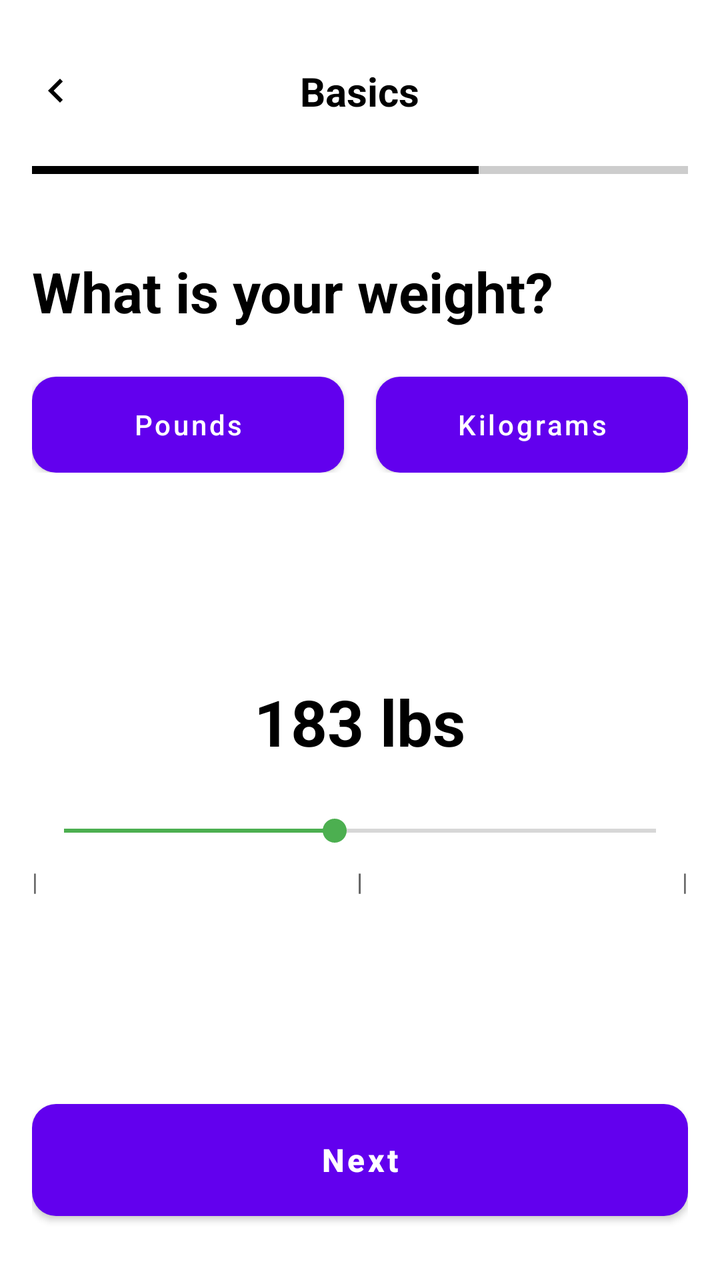
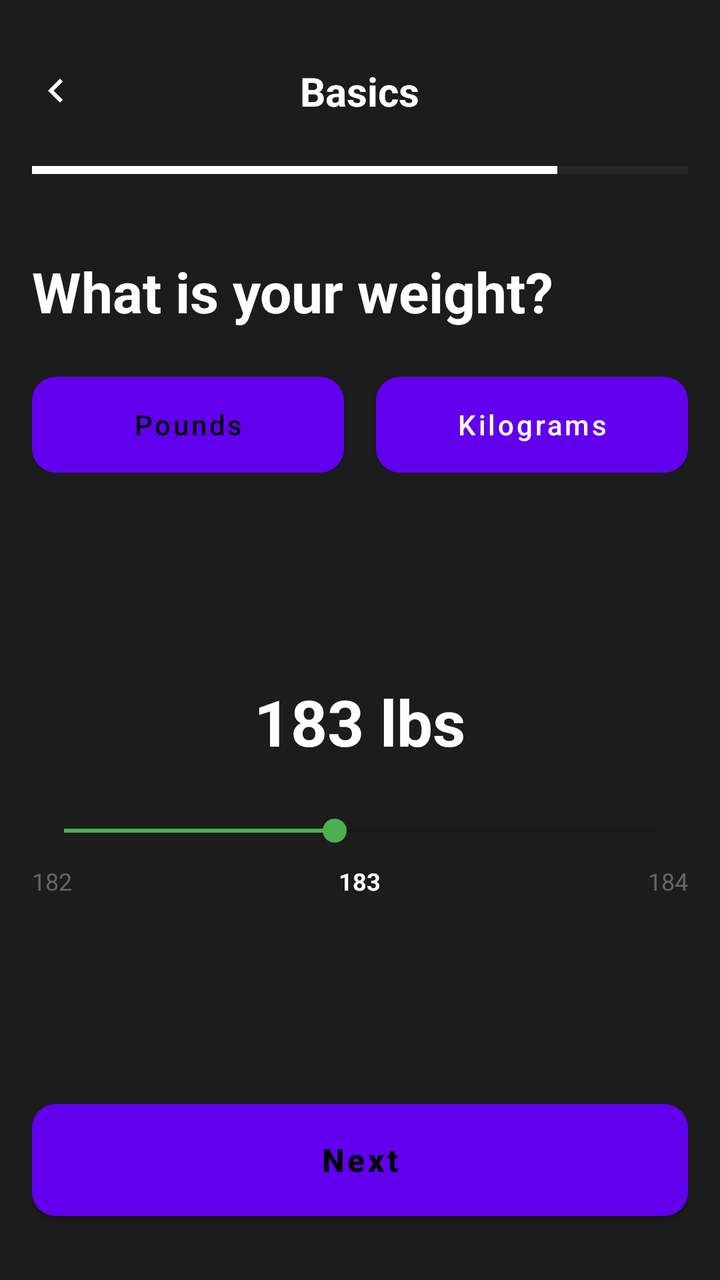

Two renders of the same Android screen: before a commit and after it. Below are the layout's source before the change and the commit's diff.
<!-- AndroidManifest.xml: application theme Theme.fitbite -->
<!-- res/layout/activity_basics_weight.xml -->
<?xml version="1.0" encoding="utf-8"?>
<LinearLayout xmlns:android="http://schemas.android.com/apk/res/android"
    xmlns:app="http://schemas.android.com/apk/res-auto"
    android:layout_width="match_parent"
    android:layout_height="match_parent"
    android:orientation="vertical"
    android:background="@color/backgroundPrimary"
    android:padding="16dp">

    <RelativeLayout
        android:layout_width="match_parent"
        android:layout_height="wrap_content"
        android:paddingVertical="16dp">

        <ImageView
            android:id="@+id/btnBack"
            android:layout_width="24dp"
            android:layout_height="24dp"
            android:layout_alignParentStart="true"
            android:layout_centerVertical="true"
            android:src="@drawable/ic_back_arrow"
	    app:tint="@color/textPrimary"
            android:contentDescription="Back" />

        <TextView
            android:layout_width="wrap_content"
            android:layout_height="wrap_content"
            android:layout_centerInParent="true"
            android:text="Basics"
            android:textColor="@color/textPrimary"
            android:textSize="20sp"
            android:textStyle="bold" />
    </RelativeLayout>

    <ProgressBar
        android:id="@+id/progressBar"
        style="?android:attr/progressBarStyleHorizontal"
        android:layout_width="match_parent"
        android:layout_height="4dp"
        android:layout_marginTop="8dp"
        android:progress="68"
        android:progressTint="@color/textPrimary"
        android:progressBackgroundTint="#404040" />

    <TextView
        android:layout_width="wrap_content"
        android:layout_height="wrap_content"
        android:layout_marginTop="40dp"
        android:text="What is your weight?"
        android:textColor="@color/textPrimary"
        android:textSize="28sp"
        android:textStyle="bold" />

    <LinearLayout
        android:layout_width="match_parent"
        android:layout_height="wrap_content"
        android:layout_marginTop="24dp"
        android:orientation="horizontal"
        android:gravity="center">

        <Button
            android:id="@+id/btnPounds"
            android:layout_width="0dp"
            android:layout_height="48dp"
            android:layout_weight="1"
            android:layout_marginEnd="8dp"
            android:background="@drawable/button_enabled_background"
            android:text="Pounds"
            android:textAllCaps="false"
            android:textColor="#FFFFFF"
            android:textSize="14sp" />

        <Button
            android:id="@+id/btnKilograms"
            android:layout_width="0dp"
            android:layout_height="48dp"
            android:layout_weight="1"
            android:layout_marginStart="8dp"
            android:background="@drawable/button_disabled_background"
            android:text="Kilograms"
            android:textAllCaps="false"
            android:textColor="#FFFFFF"
            android:textSize="14sp" />
    </LinearLayout>

    <Space
        android:layout_width="match_parent"
        android:layout_height="0dp"
        android:layout_weight="1" />

    <TextView
        android:id="@+id/tvWeightValue"
        android:layout_width="wrap_content"
        android:layout_height="wrap_content"
        android:layout_gravity="center"
        android:text="183 lbs"
        android:textColor="@color/textPrimary"
        android:textSize="32sp"
        android:textStyle="bold" />

    <SeekBar
        android:id="@+id/weightSeekBar"
        android:layout_width="match_parent"
        android:layout_height="wrap_content"
        android:layout_marginTop="24dp"
        android:max="400"
        android:progress="183"
        android:progressTint="#4CAF50"
        android:thumbTint="#4CAF50" />

    <LinearLayout
        android:layout_width="match_parent"
        android:layout_height="wrap_content"
        android:orientation="horizontal"
        android:layout_marginTop="8dp">

        <TextView
            android:layout_width="0dp"
            android:layout_height="wrap_content"
            android:layout_weight="1"
            android:text="|"
            android:textColor="@color/textSecondary"
            android:textSize="12sp" />

        <TextView
            android:layout_width="wrap_content"
            android:layout_height="wrap_content"
            android:text="|"
            android:textColor="@color/textSecondary"
            android:textSize="12sp"
            android:textStyle="bold" />

        <TextView
            android:layout_width="0dp"
            android:layout_height="wrap_content"
            android:layout_weight="1"
            android:gravity="end"
            android:text="|"
            android:textColor="@color/textSecondary"
            android:textSize="12sp" />
    </LinearLayout>

    <Space
        android:layout_width="match_parent"
        android:layout_height="0dp"
        android:layout_weight="1" />

    <Button
        android:id="@+id/btnNext"
        android:layout_width="match_parent"
        android:layout_height="56dp"
        android:layout_marginBottom="16dp"
        android:background="@drawable/button_enabled_background"
        android:text="Next"
        android:textAllCaps="false"
        android:textColor="#FFFFFF"
        android:textSize="16sp"
        android:textStyle="bold" />

</LinearLayout>
<!-- resources referenced by this layout -->
<resources>
  <color name="backgroundPrimary">#FFFFFF</color>
  <color name="textPrimary">#000000</color>
  <color name="textSecondary">#666666</color>
  <!-- drawable button_disabled_background (drawable) -->
  <shape xmlns:android="http://schemas.android.com/apk/res/android"
      android:shape="rectangle">
      <solid android:color="#666666" />
      <corners android:radius="12dp" />
  </shape>
  <!-- drawable button_enabled_background (drawable) -->
  <shape xmlns:android="http://schemas.android.com/apk/res/android"
      android:shape="rectangle">
      <solid android:color="#FFFFFF" />
      <corners android:radius="12dp" />
  </shape>
  <!-- drawable ic_back_arrow (drawable) -->
  <vector xmlns:android="http://schemas.android.com/apk/res/android"
      android:width="24dp"
      android:height="24dp"
      android:viewportWidth="24"
      android:viewportHeight="24">
      <path
          android:fillColor="#FFFFFF"
          android:pathData="M15.41,7.41L14,6l-6,6 6,6 1.41,-1.41L10.83,12z"/>
  </vector>
  <style name="Theme.fitbite" parent="Theme.MaterialComponents.DayNight.NoActionBar">
          
          <item name="colorPrimary">@color/purple_500</item>
          <item name="colorPrimaryVariant">@color/purple_700</item>
          <item name="colorOnPrimary">@color/white</item>
          
          <item name="colorSecondary">@color/teal_200</item>
          <item name="colorSecondaryVariant">@color/teal_700</item>
          <item name="colorOnSecondary">@color/black</item>
          
          <item name="android:statusBarColor">?attr/colorPrimaryVariant</item>
          
      </style>
  <color name="purple_500">#FF6200EE</color>
  <color name="purple_700">#FF3700B3</color>
  <color name="white">#FFFFFFFF</color>
  <color name="teal_200">#FF03DAC5</color>
  <color name="teal_700">#FF018786</color>
  <color name="black">#FF000000</color>
</resources>

<!-- the commit's change to res/layout/activity_basics_weight.xml (unified diff, before → after) -->
@@ -1,10 +1,9 @@
 <?xml version="1.0" encoding="utf-8"?>
 <LinearLayout xmlns:android="http://schemas.android.com/apk/res/android"
-    xmlns:app="http://schemas.android.com/apk/res-auto"
     android:layout_width="match_parent"
     android:layout_height="match_parent"
     android:orientation="vertical"
-    android:background="@color/backgroundPrimary"
+    android:background="#1C1C1C"
     android:padding="16dp">
 
     <RelativeLayout
@@ -19,7 +18,6 @@
             android:layout_alignParentStart="true"
             android:layout_centerVertical="true"
             android:src="@drawable/ic_back_arrow"
-	    app:tint="@color/textPrimary"
             android:contentDescription="Back" />
 
         <TextView
@@ -27,7 +25,7 @@
             android:layout_height="wrap_content"
             android:layout_centerInParent="true"
             android:text="Basics"
-            android:textColor="@color/textPrimary"
+            android:textColor="#FFFFFF"
             android:textSize="20sp"
             android:textStyle="bold" />
     </RelativeLayout>
@@ -38,8 +36,8 @@
         android:layout_width="match_parent"
         android:layout_height="4dp"
         android:layout_marginTop="8dp"
-        android:progress="68"
-        android:progressTint="@color/textPrimary"
+        android:progress="80"
+        android:progressTint="#FFFFFF"
         android:progressBackgroundTint="#404040" />
 
     <TextView
@@ -47,7 +45,7 @@
         android:layout_height="wrap_content"
         android:layout_marginTop="40dp"
         android:text="What is your weight?"
-        android:textColor="@color/textPrimary"
+        android:textColor="#FFFFFF"
         android:textSize="28sp"
         android:textStyle="bold" />
 
@@ -67,7 +65,7 @@
             android:background="@drawable/button_enabled_background"
             android:text="Pounds"
             android:textAllCaps="false"
-            android:textColor="#FFFFFF"
+            android:textColor="#000000"
             android:textSize="14sp" />
 
         <Button
@@ -94,7 +92,7 @@
         android:layout_height="wrap_content"
         android:layout_gravity="center"
         android:text="183 lbs"
-        android:textColor="@color/textPrimary"
+        android:textColor="#FFFFFF"
         android:textSize="32sp"
         android:textStyle="bold" />
 
@@ -118,15 +116,15 @@
             android:layout_width="0dp"
             android:layout_height="wrap_content"
             android:layout_weight="1"
-            android:text="|"
-            android:textColor="@color/textSecondary"
+            android:text="182"
+            android:textColor="#666666"
             android:textSize="12sp" />
 
         <TextView
             android:layout_width="wrap_content"
             android:layout_height="wrap_content"
-            android:text="|"
-            android:textColor="@color/textSecondary"
+            android:text="183"
+            android:textColor="#FFFFFF"
             android:textSize="12sp"
             android:textStyle="bold" />
 
@@ -135,8 +133,8 @@
             android:layout_height="wrap_content"
             android:layout_weight="1"
             android:gravity="end"
-            android:text="|"
-            android:textColor="@color/textSecondary"
+            android:text="184"
+            android:textColor="#666666"
             android:textSize="12sp" />
     </LinearLayout>
 
@@ -153,7 +151,7 @@
         android:background="@drawable/button_enabled_background"
         android:text="Next"
         android:textAllCaps="false"
-        android:textColor="#FFFFFF"
+        android:textColor="#000000"
         android:textSize="16sp"
         android:textStyle="bold" />
 
<!-- resource entries referenced after the edit -->
@@ -1,8 +1,5 @@
 <!-- resources referenced by this layout -->
 <resources>
-  <color name="backgroundPrimary">#FFFFFF</color>
-  <color name="textPrimary">#000000</color>
-  <color name="textSecondary">#666666</color>
   <!-- drawable button_disabled_background (drawable) -->
   <shape xmlns:android="http://schemas.android.com/apk/res/android"
       android:shape="rectangle">
